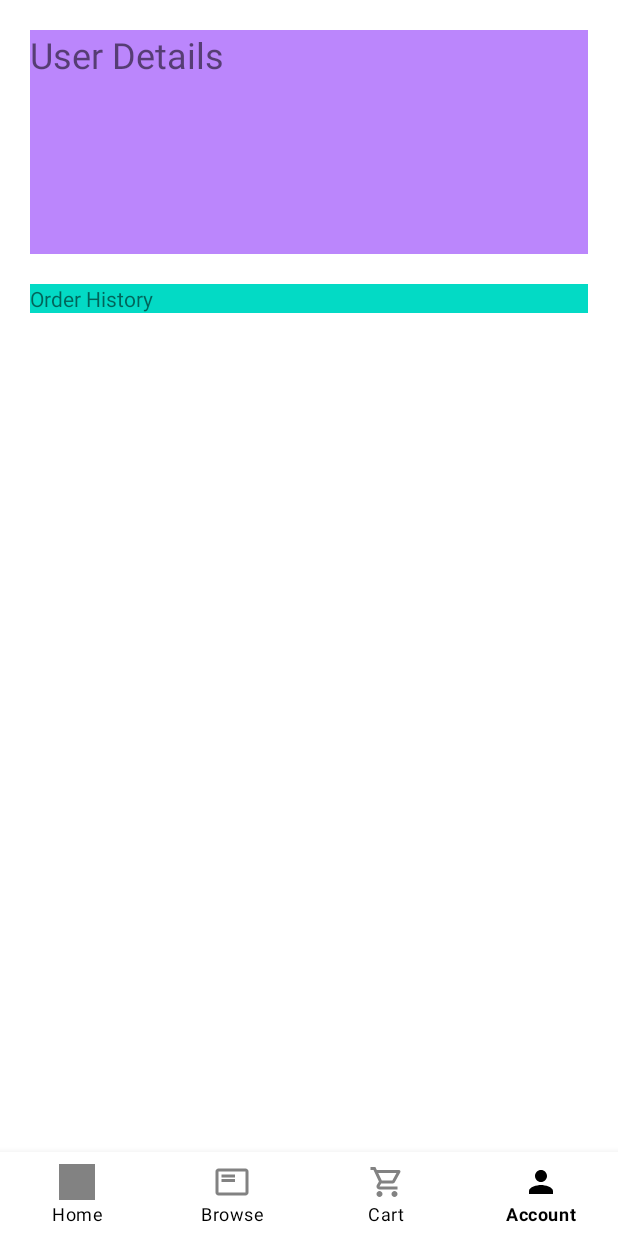
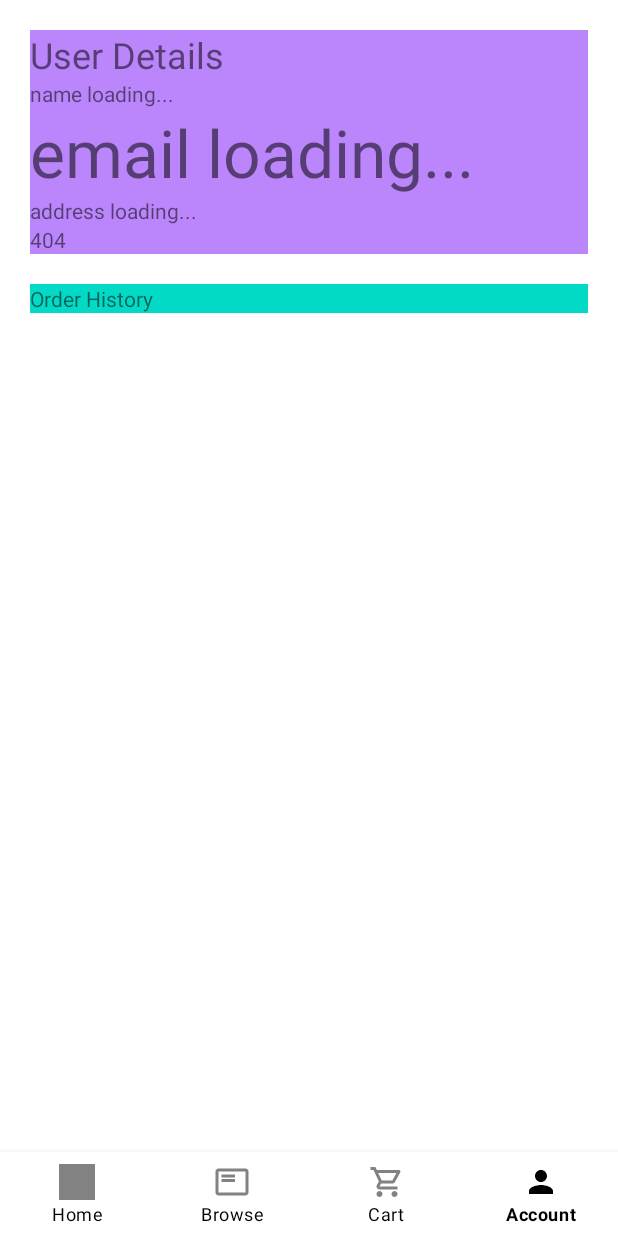
Before and after one commit to cyra/FoodOrderingApp, an Android app: the AccountFragment screen opened through its navigation route, on a phone screen of 412 x 824 dp. Run offline under Robolectric (Android 15) with nearby library versions, the phone set to English and light mode, and no system bars; our stand-ins replace navigation-ui.

Commit message:
Change user communication between Account & Login
Note: Still doesn't work, going to try use a singleton instead.

```diff
--- a/app/src/main/java/edu/curtin/foodapp/ui/account/AccountFragment.java
+++ b/app/src/main/java/edu/curtin/foodapp/ui/account/AccountFragment.java
@@ -6,6 +6,7 @@ import android.content.Context;
 import android.content.Intent;
 import android.os.Bundle;
 import android.os.Parcelable;
+import android.util.Log;
 import android.view.LayoutInflater;
 import android.view.View;
 import android.view.ViewGroup;
@@ -15,6 +16,7 @@ import android.widget.TextView;
 import androidx.annotation.NonNull;
 import androidx.annotation.Nullable;
 import androidx.fragment.app.Fragment;
+import androidx.fragment.app.FragmentResultListener;
 import androidx.fragment.app.FragmentTransaction;
 import androidx.lifecycle.ViewModelProvider;
 
@@ -31,7 +33,7 @@ import edu.curtin.foodapp.ui.login.LoginFragment;
 public class AccountFragment extends Fragment {
 
     // For receiving data from LoginActivity
-    public static final int USER_REQUEST_CODE = 0;
+    public static final String USER_REQUEST_CODE = "userCode";
 
     private FragmentAccountBinding binding;
 
@@ -41,39 +43,38 @@ public class AccountFragment extends Fragment {
     public void onCreate(Bundle bundle) {
         super.onCreate(bundle);
 
+        Log.d("Account", "hello");
+
+        if (bundle != null) {
+            Log.d("Account", "Bundle is not null");
+            currentUser = (User) bundle.getSerializable("user");
+        }
+
         if (currentUser == null) {
+            // Create result listener
+            getParentFragmentManager()
+                    .setFragmentResultListener(USER_REQUEST_CODE, this, new FragmentResultListener() {
+                        @Override
+                        public void onFragmentResult(@NonNull String requestKey, @NonNull Bundle result) {
+                            User userResult = (User) bundle.getSerializable("user");
+                            currentUser = userResult;
+                            bundle.putSerializable("user", currentUser);
+
+                            Log.d("Account", "User returned from LoginActivity");
+                        }
+                    });
             // Open LoginActivity
             Intent intent = new Intent(getActivity(), LoginActivity.class);
-            startActivityForResult(intent, USER_REQUEST_CODE);
+            startActivity(intent);
         }
-    }
-
-    @Override
-    public void onActivityCreated(@Nullable Bundle savedInstanceState) {
-        super.onActivityCreated(savedInstanceState);
     }
 
     public View onCreateView(@NonNull LayoutInflater inflater,
                              ViewGroup container, Bundle savedInstanceState) {
-        AccountViewModel accountViewModel =
-                new ViewModelProvider(this).get(AccountViewModel.class);
-
         binding = FragmentAccountBinding.inflate(inflater, container, false);
         View root = binding.getRoot();
 
-        // Use the AccountViewModel
-        if (currentUser != null) {
-            accountViewModel.setUser(currentUser);
-        }
-
         return root;
-    }
-
-    @Override
-    public void onActivityResult(int requestCode, int resultCode, @Nullable Intent data) {
-        if (resultCode == RESULT_OK && requestCode == USER_REQUEST_CODE) {
-            currentUser = LoginFragment.getUser(data);
-        }
     }
 
     // Used for nesting child fragments
--- a/app/src/main/java/edu/curtin/foodapp/ui/account/AccountViewModel.java
+++ b/app/src/main/java/edu/curtin/foodapp/ui/account/AccountViewModel.java
@@ -8,23 +8,34 @@
 
 public class AccountViewModel extends ViewModel {
 
-    private final MutableLiveData<User> user;
+    private final MutableLiveData<String> name;
+    private final MutableLiveData<String> email;
+    private final MutableLiveData<String> address;
+    private final MutableLiveData<String> phone;
 
     public AccountViewModel() {
-        user = new MutableLiveData<User>();
+        name = new MutableLiveData<String>();
+        email = new MutableLiveData<String>();
+        address = new MutableLiveData<String>();
+        phone = new MutableLiveData<String>();
+
+        name.setValue("name loading...");
+        email.setValue("email loading...");
+        address.setValue("address loading...");
+        phone.setValue("phone loading...");
     }
 
-    public String getName() { return user.getValue().getName(); }
-    public String getEmail() { return user.getValue().getEmail(); }
-    public String getAddress() { return user.getValue().getAddress(); }
-    public String getPhone() { return user.getValue().getPhone(); }
+    public LiveData<String> getName() { return name; }
+    public LiveData<String> getEmail() { return email; }
+    public LiveData<String> getAddress() { return address; }
+    public LiveData<String> getPhone() { return phone; }
+
+    public void setName(String name) { this.name.setValue(name); }
+    public void setEmail(String email) { this.email.setValue(email); }
+    public void setAddress(String address) { this.address.setValue(address); }
+    public void setPhone(String phone) { this.phone.setValue(phone); }
 
     public Boolean getLoggedIn() {
-        if (user != null) {
-            return true;
-        }
         return false;
     }
-
-    public void setUser(User user) { this.user.setValue(user); }
 }
--- a/app/src/main/java/edu/curtin/foodapp/ui/account/UserDetailsFragment.java
+++ b/app/src/main/java/edu/curtin/foodapp/ui/account/UserDetailsFragment.java
@@ -3,7 +3,9 @@ package edu.curtin.foodapp.ui.account;
 import android.os.Bundle;
 
 import androidx.annotation.NonNull;
+import androidx.annotation.Nullable;
 import androidx.fragment.app.Fragment;
+import androidx.lifecycle.Observer;
 import androidx.lifecycle.ViewModelProvider;
 
 import android.view.LayoutInflater;
@@ -38,12 +40,13 @@ public class UserDetailsFragment extends Fragment {
         final TextView addressTextView = binding.addressTextView;
         final TextView phoneTextView = binding.phoneTextView;
 
-        if (accountViewModel.getLoggedIn()) {
-            nameTextView.setText(accountViewModel.getName());
-            emailTextView.setText(accountViewModel.getEmail());
-            addressTextView.setText(accountViewModel.getAddress());
-            phoneTextView.setText(accountViewModel.getPhone());
-        }
+        // Set user details observers
+        accountViewModel.getName().observe(getViewLifecycleOwner(), nameTextView::setText);
+        accountViewModel.getEmail().observe(getViewLifecycleOwner(), emailTextView::setText);
+        accountViewModel.getAddress().observe(getViewLifecycleOwner(), addressTextView::setText);
+        accountViewModel.getPhone().observe(getViewLifecycleOwner(), phoneTextView::setText);
+
+        accountViewModel.setPhone("404");
 
         return root;
     }
```
Also changed, not shown: app/src/main/java/edu/curtin/foodapp/ui/login/LoginFragment.java (+5 -11 lines).
